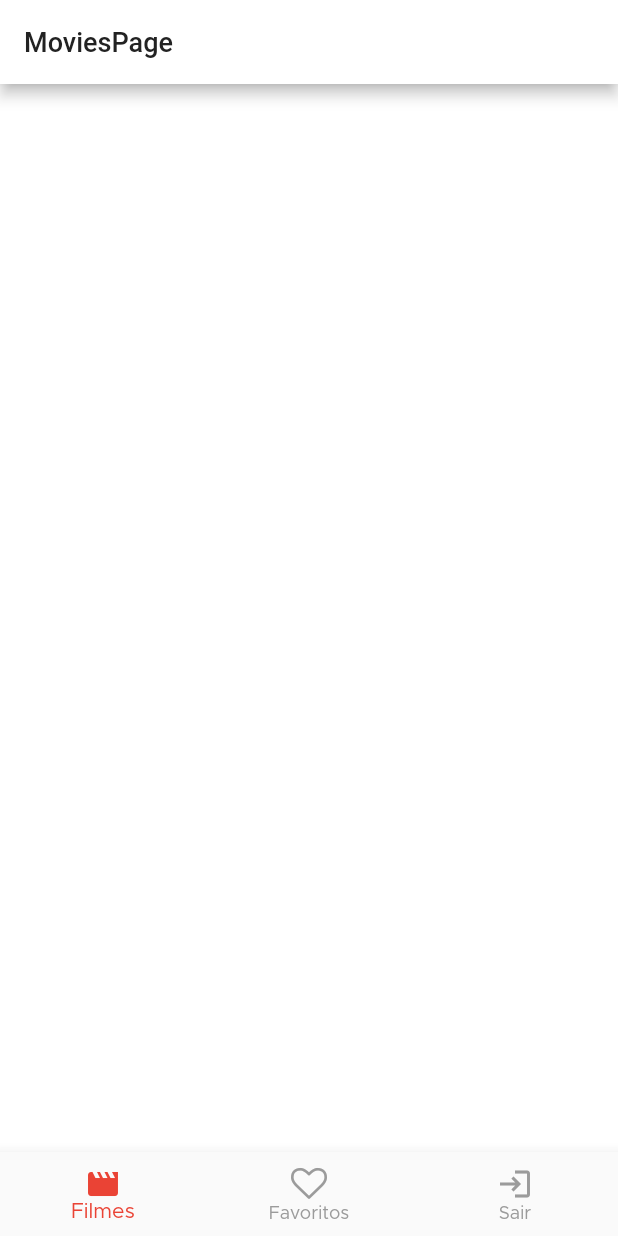
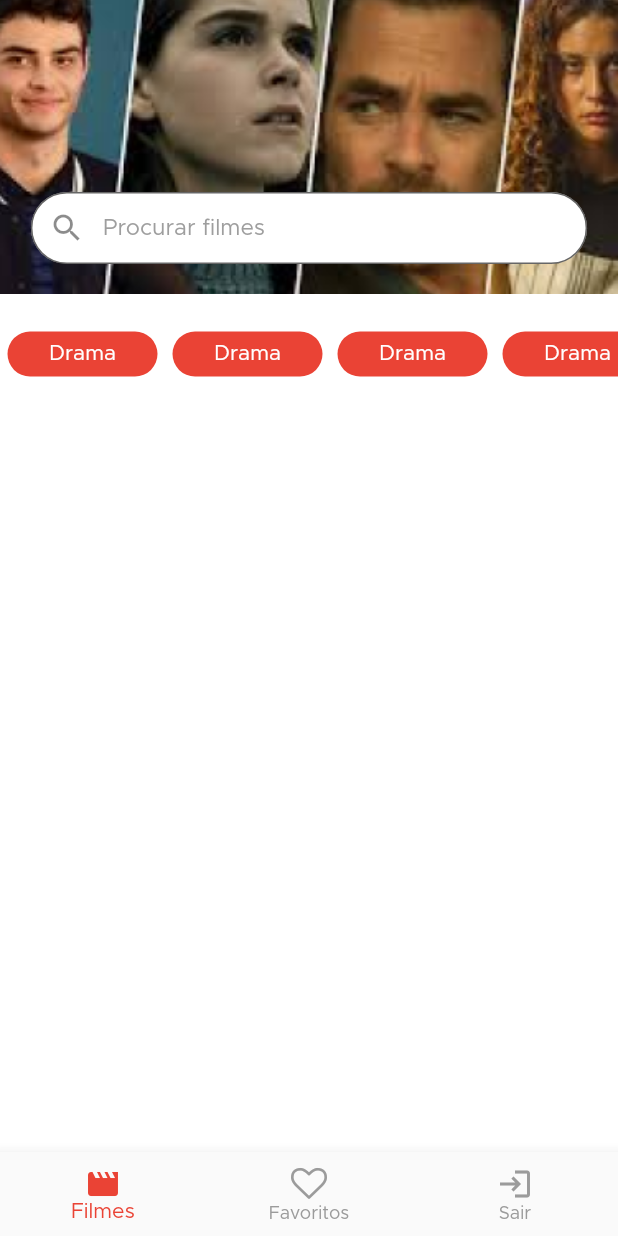
Before and after one commit to Eder-BL/app_filmes_getx, a Flutter app: the screen it shows once a user with an empty profile is signed in, on a phone screen of 412 x 824 dp. Run offline on Flutter 3.47's test engine with Material 2 defaults, Android fonts, the phone set to English and light mode, and no system bars; our stand-ins replace firebase_auth, firebase_core, firebase_remote_config, get, google_sign_in, sign_in_button; accounts and stored records are empty.

Commit message:
[FIX] Inicio Aula 4

```diff
--- a/lib/modules/movies/movies_page.dart
+++ b/lib/modules/movies/movies_page.dart
@@ -1,16 +1,22 @@
+import 'package:app_filmes/modules/movies/widgets/movies_filters.dart';
+import 'package:app_filmes/modules/movies/widgets/movies_header.dart';
 import 'package:get/get.dart';
 import 'package:flutter/material.dart';
 import './movies_controller.dart';
 
 class MoviesPage extends GetView<MoviesController> {
+  const MoviesPage({Key? key}) : super(key: key);
 
-    const MoviesPage({Key? key}) : super(key: key);
-
-    @override
-    Widget build(BuildContext context) {
-        return Scaffold(
-            appBar: AppBar(title: const Text('MoviesPage'),),
-            body: Container(),
-        );
-    }
+  @override
+  Widget build(BuildContext context) {
+    return SizedBox(
+      width: Get.width,
+      child: ListView(
+        children: const [
+          MoviesHeader(),
+          MoviesFilters(),
+        ],
+      ),
+    );
+  }
 }
--- /dev/null
+++ b/lib/modules/movies/widgets/filter_tag.dart
@@ -0,0 +1,28 @@
+import 'package:app_filmes/application/ui/theme_extensions.dart';
+import 'package:flutter/material.dart';
+
+class FilterTag extends StatelessWidget {
+  const FilterTag({Key? key}) : super(key: key);
+
+  @override
+  Widget build(BuildContext context) {
+    return Container(
+      margin: const EdgeInsets.all(5),
+      constraints: const BoxConstraints(minHeight: 30, minWidth: 100),
+      decoration: BoxDecoration(
+        color: context.themeRed,
+        borderRadius: BorderRadius.circular(30),
+      ),
+      child: const Align(
+        alignment: Alignment.center,
+        child: Text(
+          'Drama',
+          style: TextStyle(
+            color: Colors.white,
+            fontSize: 14,
+          ),
+        ),
+      ),
+    );
+  }
+}
--- /dev/null
+++ b/lib/modules/movies/widgets/movies_filters.dart
@@ -0,0 +1,25 @@
+import 'package:app_filmes/modules/movies/widgets/filter_tag.dart';
+import 'package:flutter/material.dart';
+
+class MoviesFilters extends StatelessWidget {
+  const MoviesFilters({Key? key}) : super(key: key);
+
+  @override
+  Widget build(BuildContext context) {
+    return Padding(
+      padding: const EdgeInsets.only(top: 20),
+      child: SingleChildScrollView(
+        scrollDirection: Axis.horizontal,
+        child: Row(
+          children: const [
+            FilterTag(),
+            FilterTag(),
+            FilterTag(),
+            FilterTag(),
+            FilterTag(),
+          ],
+        ),
+      ),
+    );
+  }
+}
--- /dev/null
+++ b/lib/modules/movies/widgets/movies_header.dart
@@ -0,0 +1,45 @@
+import 'package:flutter/material.dart';
+import 'package:get/get.dart';
+
+class MoviesHeader extends StatelessWidget {
+  const MoviesHeader({Key? key}) : super(key: key);
+
+  @override
+  Widget build(BuildContext context) {
+    return SizedBox(
+      width: Get.width,
+      height: 196,
+      child: Stack(
+        alignment: Alignment.bottomCenter,
+        children: [
+          SizedBox(
+            width: Get.width,
+            child: Image.asset(
+              'assets/images/header.png',
+              fit: BoxFit.cover,
+            ),
+          ),
+          Container(
+            padding: const EdgeInsets.only(bottom: 20),
+            width: Get.width * .9,
+            child: const TextField(
+              decoration: InputDecoration(
+                  prefixIcon: Icon(Icons.search),
+                  border: OutlineInputBorder(
+                      borderRadius: BorderRadius.all(Radius.circular(30))),
+                  fillColor: Colors.white,
+                  filled: true,
+                  labelText: 'Procurar filmes',
+                  labelStyle: TextStyle(
+                    fontSize: 15,
+                    color: Colors.grey,
+                  ),
+                  contentPadding: EdgeInsets.zero,
+                  floatingLabelBehavior: FloatingLabelBehavior.never),
+            ),
+          )
+        ],
+      ),
+    );
+  }
+}
--- /dev/null
+++ b/lib/repositories/genres/genres_repository.dart
@@ -0,0 +1,5 @@
+import 'package:app_filmes/models/genres_model.dart';
+
+abstract class GenresRepository {
+  Future<List<GenresModel>> getGenres();
+}
```
Also changed, not shown: lib/application/rest_client/rest_client.dart (added, +7 -0 lines), lib/models/genres_model.dart (added, +31 -0 lines), lib/repositories/genres/genres_repository_impl.dart (added, +39 -0 lines), lib/services/genres/genres_service.dart (added, +7 -0 lines), lib/services/genres/genres_service_impl.dart (added, +14 -0 lines).
